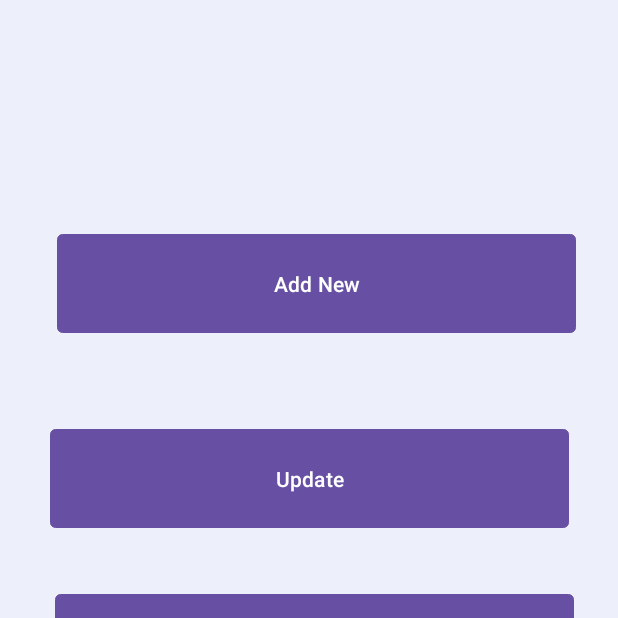
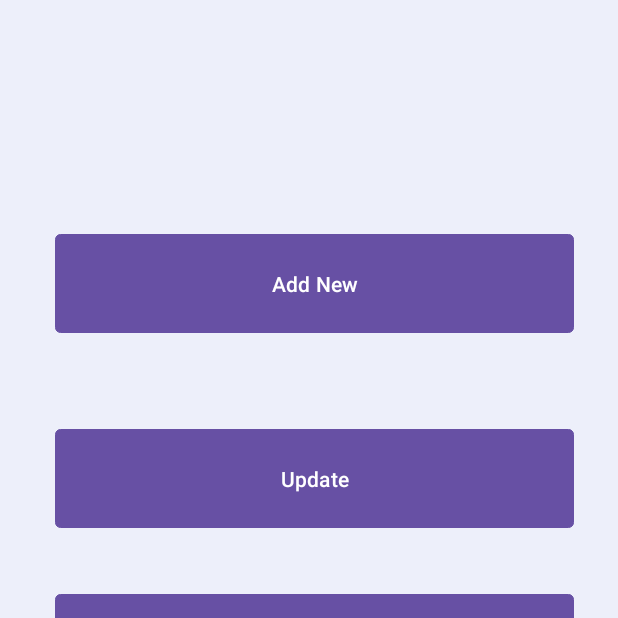
Before and after one commit to premji1528/book_management_system, an Android app: the BookManageActivity screen opened directly, with no data from a screen before it, on a phone screen of 412 x 824 dp, the top half of it. Run offline under Robolectric (Android 15) with nearby library versions, the phone set to English and light mode, and no system bars.

Commit message:
test commit

```diff
--- a/Libmanagement/app/src/main/res/layout/activity_book_manage.xml
+++ b/Libmanagement/app/src/main/res/layout/activity_book_manage.xml
@@ -4,18 +4,16 @@
     xmlns:tools="http://schemas.android.com/tools"
     android:layout_width="match_parent"
     android:layout_height="match_parent"
-    android:background="@color/bookview"
-    >
+    android:background="@color/bookview">
 
     <Button
         android:id="@+id/btn_save"
         android:layout_width="346dp"
         android:layout_height="66dp"
         android:layout_marginTop="156dp"
-        android:layout_marginEnd="28dp"
         android:background="@drawable/custombutton"
         android:text="Add New"
-        app:layout_constraintEnd_toEndOf="parent"
+        app:layout_constraintStart_toStartOf="@+id/btn_update"
         app:layout_constraintTop_toTopOf="parent" />
 
     <Button
@@ -25,8 +23,7 @@
         android:layout_marginTop="64dp"
         android:background="@drawable/custombutton"
         android:text="Update"
-        app:layout_constraintEnd_toEndOf="parent"
-        app:layout_constraintStart_toStartOf="parent"
+        app:layout_constraintStart_toStartOf="@+id/btn_delete"
         app:layout_constraintTop_toBottomOf="@+id/btn_save" />
 
     <Button
--- a/Libmanagement/app/src/main/res/layout/activity_book_student.xml
+++ b/Libmanagement/app/src/main/res/layout/activity_book_student.xml
@@ -35,12 +35,12 @@
         android:id="@+id/btnreturen"
         android:layout_width="309dp"
         android:layout_height="61dp"
-        android:layout_marginBottom="524dp"
+        android:layout_marginBottom="520dp"
         android:background="@drawable/custombutton"
         android:text="Return"
         app:layout_constraintBottom_toTopOf="@+id/btn_home"
         app:layout_constraintEnd_toEndOf="parent"
-        app:layout_constraintHorizontal_bias="0.549"
+        app:layout_constraintHorizontal_bias="0.441"
         app:layout_constraintStart_toStartOf="parent" />
 
 
--- a/Libmanagement/app/src/main/res/layout/activity_bookreturn.xml
+++ b/Libmanagement/app/src/main/res/layout/activity_bookreturn.xml
@@ -12,7 +12,7 @@
         android:layout_width="wrap_content"
         android:layout_height="wrap_content"
         android:background="@drawable/custombutton"
-        android:text="Request"
+        android:text="Return"
         app:layout_constraintBottom_toBottomOf="parent"
         app:layout_constraintEnd_toEndOf="parent"
         app:layout_constraintHorizontal_bias="0.5"
```
Also changed, not shown: 1 other file.
